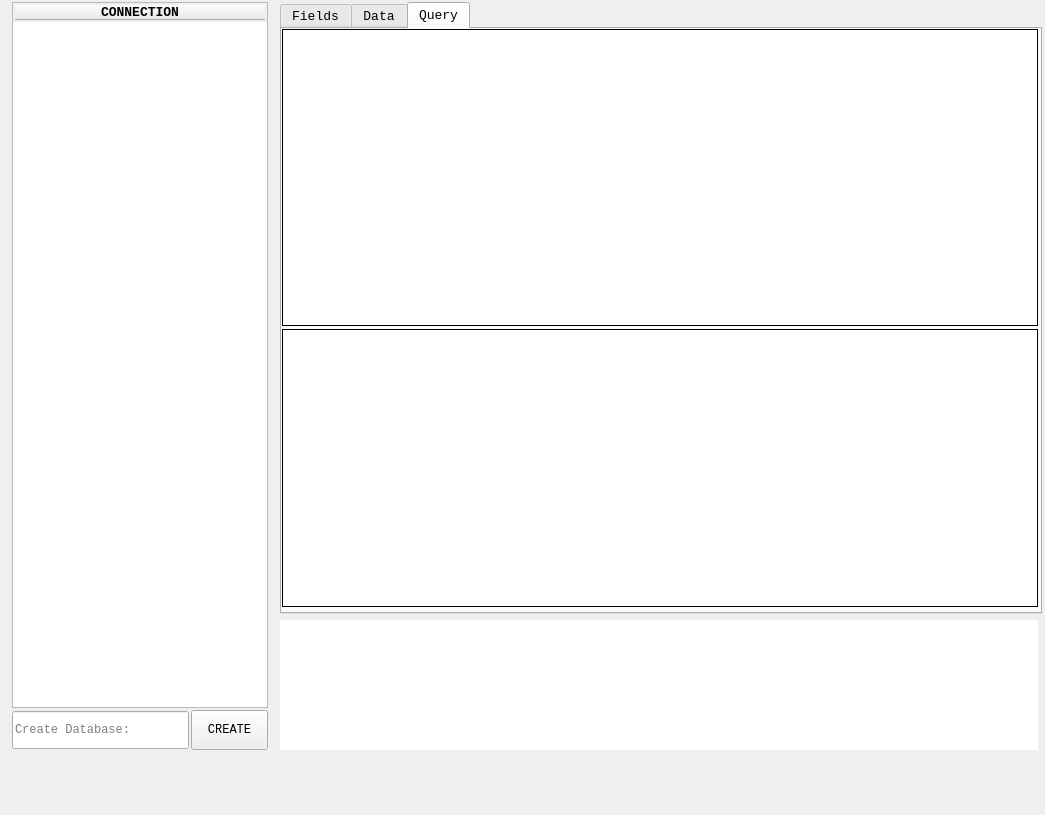
Before: the Qt Designer form Lib/UI/LAYOUT/MainWindow.ui in fer-moreira/MYQT, drawn with Qt 5.
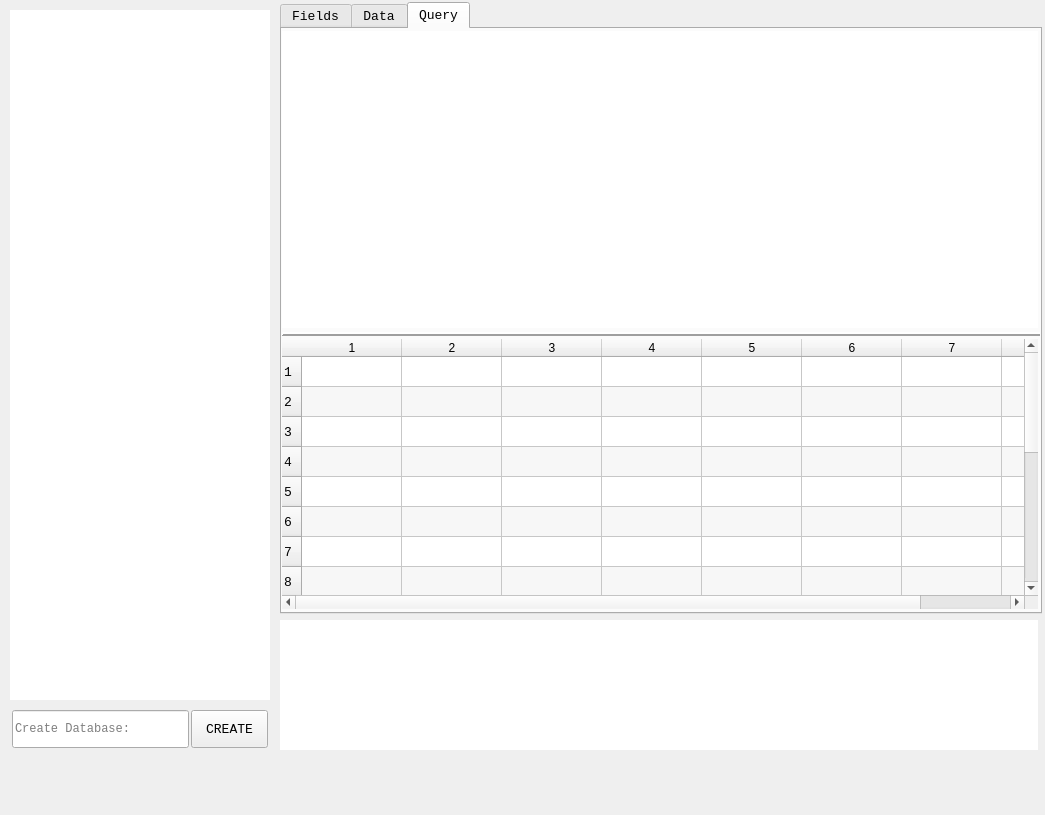
After: the same form once the commit is applied.

What changed in the file:
```diff
--- a/Lib/UI/LAYOUT/MainWindow.ui
+++ b/Lib/UI/LAYOUT/MainWindow.ui
@@ -19,6 +19,9 @@
   <property name="autoFillBackground">
    <bool>false</bool>
   </property>
+  <property name="styleSheet">
+   <string notr="true"/>
+  </property>
   <property name="windowFilePath">
    <string/>
   </property>
@@ -246,16 +249,16 @@
       <property name="geometry">
        <rect>
         <x>0</x>
-        <y>300</y>
+        <y>310</y>
         <width>756</width>
-        <height>278</height>
+        <height>270</height>
        </rect>
       </property>
       <property name="toolTip">
        <string>&lt;html&gt;&lt;head/&gt;&lt;body&gt;&lt;p&gt;&lt;span style=&quot; font-weight:600;&quot;&gt;RESULTS&lt;/span&gt;&lt;/p&gt;&lt;/body&gt;&lt;/html&gt;</string>
       </property>
       <property name="frameShape">
-       <enum>QFrame::Box</enum>
+       <enum>QFrame::NoFrame</enum>
       </property>
       <property name="frameShadow">
        <enum>QFrame::Plain</enum>
@@ -297,17 +300,41 @@
        <bool>false</bool>
       </property>
       <property name="rowCount">
-       <number>0</number>
+       <number>16</number>
       </property>
       <property name="columnCount">
-       <number>0</number>
+       <number>8</number>
       </property>
+      <row/>
+      <row/>
+      <row/>
+      <row/>
+      <row/>
+      <row/>
+      <row/>
+      <row/>
+      <row/>
+      <row/>
+      <row/>
+      <row/>
+      <row/>
+      <row/>
+      <row/>
+      <row/>
+      <column/>
+      <column/>
+      <column/>
+      <column/>
+      <column/>
+      <column/>
+      <column/>
+      <column/>
      </widget>
      <widget class="QPlainTextEdit" name="query_in">
       <property name="geometry">
        <rect>
         <x>0</x>
-        <y>0</y>
+        <y>2</y>
         <width>756</width>
         <height>297</height>
        </rect>
@@ -338,14 +365,11 @@
       <property name="autoFillBackground">
        <bool>false</bool>
       </property>
-      <property name="styleSheet">
-       <string notr="true"/>
-      </property>
       <property name="inputMethodHints">
        <set>Qt::ImhDate|Qt::ImhDialableCharactersOnly|Qt::ImhDigitsOnly|Qt::ImhEmailCharactersOnly|Qt::ImhExclusiveInputMask|Qt::ImhFormattedNumbersOnly|Qt::ImhHiddenText|Qt::ImhLatinOnly|Qt::ImhLowercaseOnly|Qt::ImhMultiLine|Qt::ImhNoAutoUppercase|Qt::ImhNoEditMenu|Qt::ImhNoPredictiveText|Qt::ImhNoTextHandles|Qt::ImhPreferLatin|Qt::ImhPreferLowercase|Qt::ImhPreferNumbers|Qt::ImhPreferUppercase|Qt::ImhSensitiveData|Qt::ImhTime|Qt::ImhUppercaseOnly|Qt::ImhUrlCharactersOnly</set>
       </property>
       <property name="frameShape">
-       <enum>QFrame::Box</enum>
+       <enum>QFrame::NoFrame</enum>
       </property>
       <property name="frameShadow">
        <enum>QFrame::Plain</enum>
@@ -366,6 +390,31 @@
        <bool>false</bool>
       </property>
      </widget>
+     <widget class="Line" name="line">
+      <property name="geometry">
+       <rect>
+        <x>0</x>
+        <y>300</y>
+        <width>760</width>
+        <height>10</height>
+       </rect>
+      </property>
+      <property name="styleSheet">
+       <string notr="true"/>
+      </property>
+      <property name="frameShadow">
+       <enum>QFrame::Raised</enum>
+      </property>
+      <property name="lineWidth">
+       <number>2</number>
+      </property>
+      <property name="midLineWidth">
+       <number>0</number>
+      </property>
+      <property name="orientation">
+       <enum>Qt::Horizontal</enum>
+      </property>
+     </widget>
     </widget>
    </widget>
    <widget class="QPlainTextEdit" name="console_out">
@@ -433,9 +482,9 @@
     <property name="geometry">
      <rect>
       <x>10</x>
-      <y>0</y>
+      <y>10</y>
       <width>260</width>
-      <height>710</height>
+      <height>690</height>
      </rect>
     </property>
     <property name="font">
@@ -449,8 +498,8 @@
     <property name="autoFillBackground">
      <bool>false</bool>
     </property>
-    <property name="styleSheet">
-     <string notr="true">margin:2</string>
+    <property name="frameShape">
+     <enum>QFrame::NoFrame</enum>
     </property>
     <property name="verticalScrollBarPolicy">
      <enum>Qt::ScrollBarAsNeeded</enum>
@@ -461,6 +510,15 @@
     <property name="sizeAdjustPolicy">
      <enum>QAbstractScrollArea::AdjustToContents</enum>
     </property>
+    <attribute name="headerVisible">
+     <bool>false</bool>
+    </attribute>
+    <attribute name="headerCascadingSectionResizes">
+     <bool>false</bool>
+    </attribute>
+    <attribute name="headerHighlightSections">
+     <bool>true</bool>
+    </attribute>
     <column>
      <property name="text">
       <string>CONNECTION</string>
@@ -483,12 +541,13 @@
       <x>191</x>
       <y>710</y>
       <width>77</width>
-      <height>40</height>
+      <height>38</height>
      </rect>
     </property>
     <property name="font">
      <font>
       <family>Consolas</family>
+      <pointsize>10</pointsize>
      </font>
     </property>
     <property name="text">
@@ -499,7 +558,7 @@
     <property name="geometry">
      <rect>
       <x>12</x>
-      <y>711</y>
+      <y>710</y>
       <width>177</width>
       <height>38</height>
      </rect>
```
Left out of the diff: 23 changed lines with no effect on the pictures.
